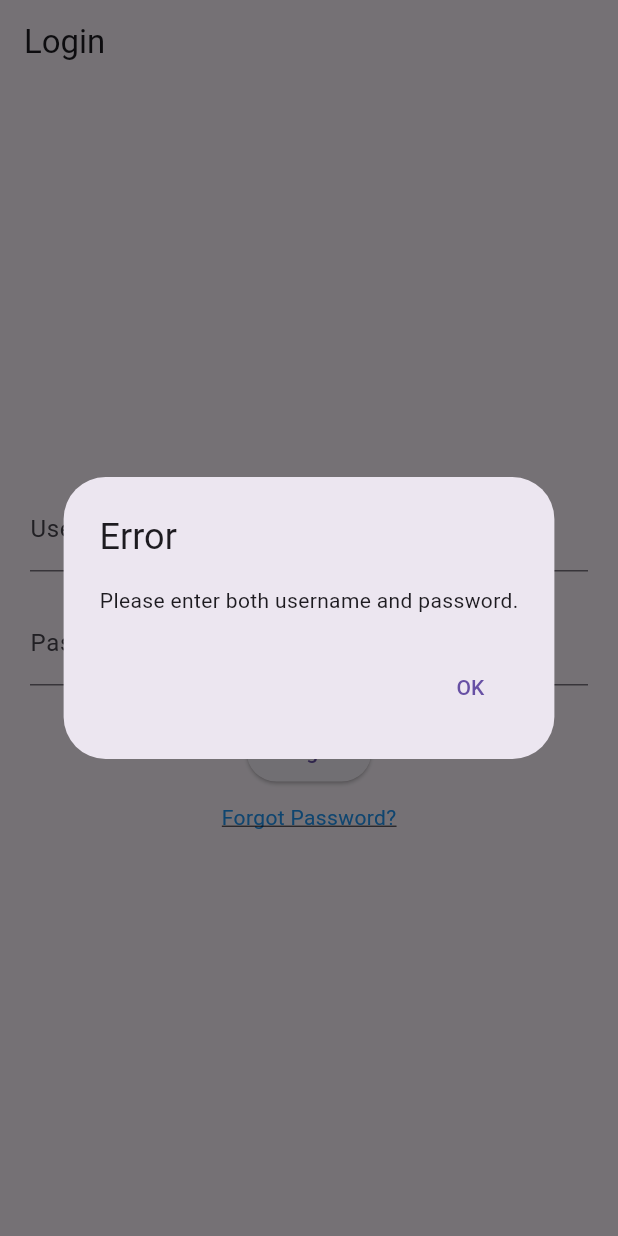
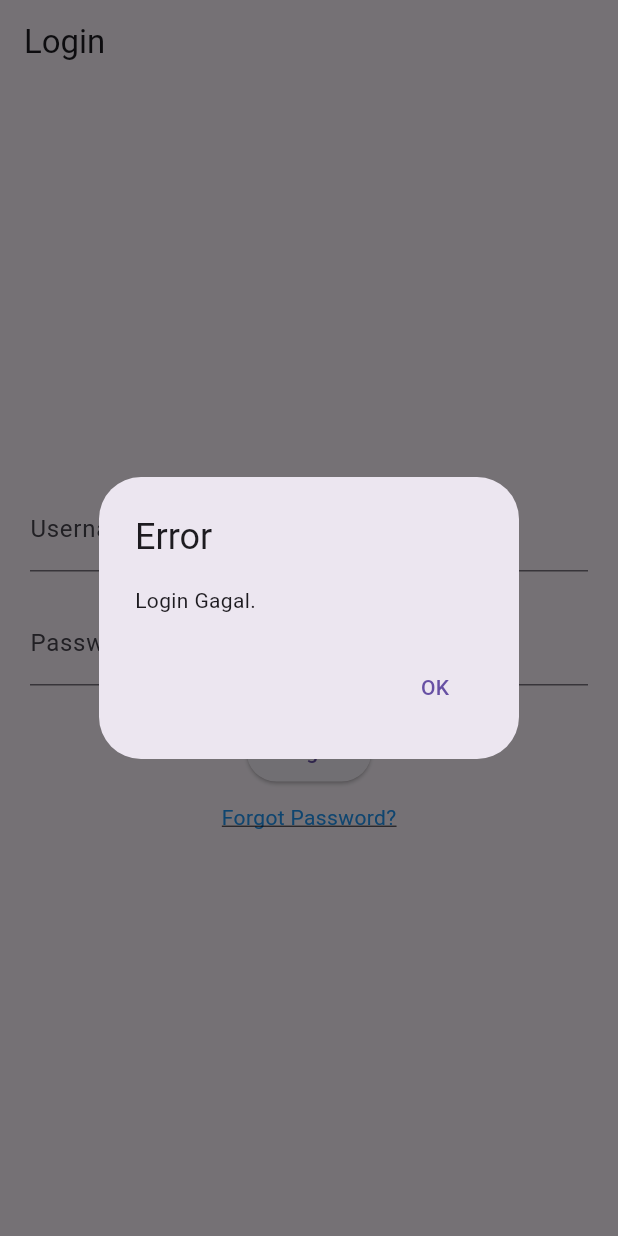
Before and after one commit to hzlnqodrey/tugaspraktpm_123190080_loginpage_application_1, a Flutter app: the screen it shows after launch, after a tap on "Login", on a phone screen of 412 x 824 dp. Run offline on Flutter 3.47's test engine with Material 3 defaults, Android fonts, the phone set to English and light mode, and no system bars.

Commit message:
create login logic with snackbar and scaffold messenger

```diff
--- a/lib/main.dart
+++ b/lib/main.dart
@@ -28,25 +28,49 @@ class _LoginPageState extends State<LoginPage> {
   final TextEditingController _usernameController = TextEditingController();
   final TextEditingController _passwordController = TextEditingController();
 
+  String text = '';
+
   void _login(BuildContext context) {
     String username = _usernameController.text;
     String password = _passwordController.text;
 
     // Perform your login logic here
     // For demonstration purposes, let's just check if both fields are not empty
-    if (username.isNotEmpty && password.isNotEmpty) {
-      Navigator.push(
-        context,
-        MaterialPageRoute(builder: (context) => HomePage(username)),
-      );
+    // if (username.isNotEmpty && password.isNotEmpty) {
+    //   Navigator.push(
+    //     context,
+    //     MaterialPageRoute(builder: (context) => HomePage(username)),
+    //   );
+    // } else {
+    //   // Show an error dialog if either field is empty
+    //   showDialog(
+    //     context: context,
+    //     builder: (BuildContext context) {
+    //       return AlertDialog(
+    //         title: Text('Error'),
+    //         content: Text('Please enter both username and password.'),
+    //         actions: [
+    //           TextButton(
+    //             onPressed: () => Navigator.of(context).pop(),
+    //             child: Text('OK'),
+    //           ),
+    //         ],
+    //       );
+    //     },
+    //   );
+    // }
+
+    if (username == "123" && password == "123") {
+      text = 'Login Sukses';
+      SnackBar snackBar = SnackBar(content: Text(text));
+      ScaffoldMessenger.of(context).showSnackBar(snackBar);
     } else {
-      // Show an error dialog if either field is empty
       showDialog(
         context: context,
         builder: (BuildContext context) {
           return AlertDialog(
             title: Text('Error'),
-            content: Text('Please enter both username and password.'),
+            content: Text('Login Gagal.'),
             actions: [
               TextButton(
                 onPressed: () => Navigator.of(context).pop(),
@@ -128,7 +152,7 @@ class HomePage extends StatelessWidget {
         title: Text('Welcome, $username'),
       ),
       body: Center(
-        child: Text('Welcome to the Home Page, $username!'),
+        child: Text('Welcome to the Home Page, $username! Login Sukses'),
       ),
     );
   }
```
